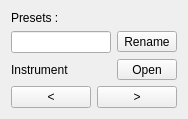
Old version of the form src/View/PresetSelectionWidget.ui in the repository sergsave/MagicCubiano.
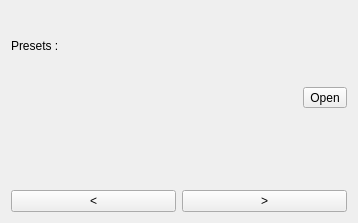
New version of the form.

Commit message: Working preset widgets

```diff
--- a/src/View/PresetSelectionWidget.ui
+++ b/src/View/PresetSelectionWidget.ui
@@ -6,8 +6,8 @@
    <rect>
     <x>0</x>
     <y>0</y>
-    <width>186</width>
-    <height>118</height>
+    <width>358</width>
+    <height>223</height>
    </rect>
   </property>
   <property name="windowTitle">
@@ -22,48 +22,30 @@
     </widget>
    </item>
    <item>
-    <layout class="QGridLayout" name="gridLayout">
-     <item row="1" column="0">
-      <widget class="QLabel" name="typeLabel">
+    <layout class="QHBoxLayout" name="horizontalLayout_2">
+     <item>
+      <widget class="QLabel" name="nameLabel">
        <property name="text">
-        <string>Instrument</string>
+        <string/>
        </property>
       </widget>
      </item>
-     <item row="0" column="0">
-      <widget class="QLineEdit" name="nameLineEdit"/>
-     </item>
-     <item row="1" column="1">
+     <item>
       <widget class="QToolButton" name="openButton">
-       <property name="sizePolicy">
-        <sizepolicy hsizetype="Preferred" vsizetype="Fixed">
-         <horstretch>0</horstretch>
-         <verstretch>0</verstretch>
-        </sizepolicy>
-       </property>
        <property name="text">
         <string>Open</string>
        </property>
       </widget>
      </item>
-     <item row="0" column="1">
-      <widget class="QToolButton" name="renameButton">
-       <property name="sizePolicy">
-        <sizepolicy hsizetype="Preferred" vsizetype="Fixed">
-         <horstretch>0</horstretch>
-         <verstretch>0</verstretch>
-        </sizepolicy>
-       </property>
-       <property name="text">
-        <string>Rename</string>
-       </property>
-       <property name="checkable">
-        <bool>true</bool>
-       </property>
-      </widget>
-     </item>
     </layout>
    </item>
+   <item>
+    <widget class="QLabel" name="infoLabel">
+     <property name="text">
+      <string/>
+     </property>
+    </widget>
+   </item>
    <item>
     <layout class="QHBoxLayout" name="horizontalLayout">
      <item>
```
The commit also changes 26 other files.
